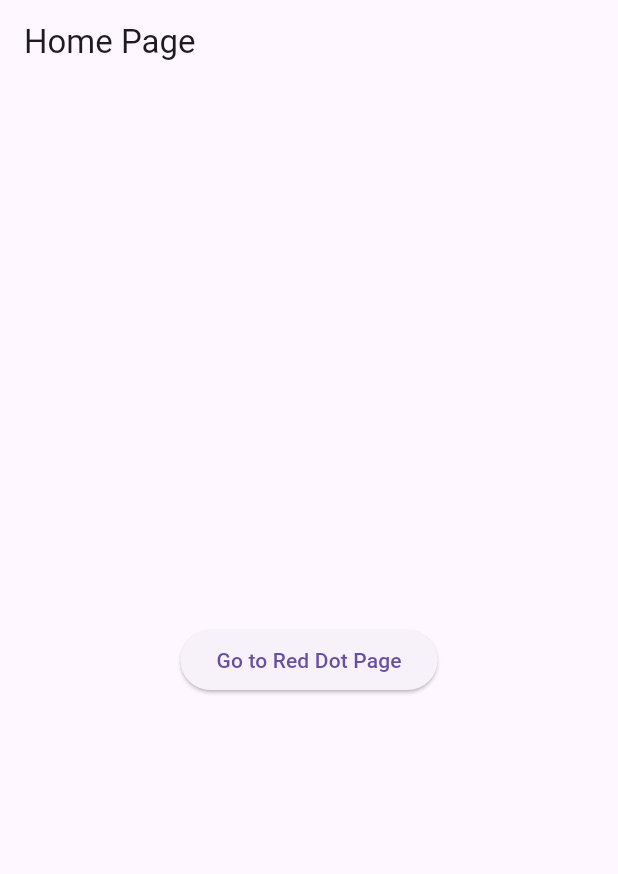
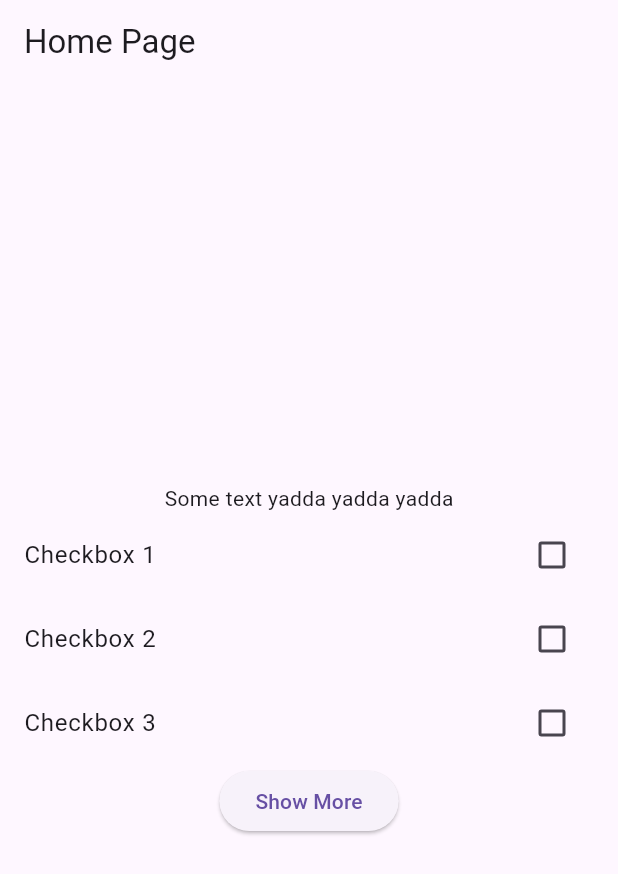
Before and after one commit to aigoncharov/iw-maradeurs-map, a Flutter app: the screen it shows after launch, on a phone screen of 412 x 824 dp. Shown: the top 874 px of the screen. Run offline on Flutter 3.47's test engine with Material 3 defaults, Android fonts, the phone set to English and light mode, and no system bars; our stand-ins replace flutter_blue_plus, flutter_svg; network calls fail.

Commit message:
add bullshit

```diff
--- a/app/maradeurs_map/lib/main.dart
+++ b/app/maradeurs_map/lib/main.dart
@@ -34,7 +34,16 @@ class MyApp extends StatelessWidget {
   }
 }
 
-class HomePage extends StatelessWidget {
+class HomePage extends StatefulWidget {
+  @override
+  _HomePageState createState() => _HomePageState();
+}
+
+class _HomePageState extends State<HomePage> {
+  bool showAdditionalWindow = false;
+  List<bool> initialCheckboxes = [false, false, false];
+  List<bool> additionalCheckboxes = [false, false, false];
+
   @override
   Widget build(BuildContext context) {
     return Scaffold(
@@ -42,7 +51,90 @@ class HomePage extends StatelessWidget {
         title: Text('Home Page'),
       ),
       body: Center(
-        child: ElevatedButton(
+        child: showAdditionalWindow
+            ? _buildAdditionalWindow()
+            : _buildInitialWindow(),
+      ),
+    );
+  }
+
+  Widget _buildInitialWindow() {
+    return Column(
+      mainAxisAlignment: MainAxisAlignment.center,
+      children: [
+        Text('Some text yadda yadda yadda'),
+        CheckboxListTile(
+          title: Text('Checkbox 1'),
+          value: initialCheckboxes[0],
+          onChanged: (bool? value) {
+            setState(() {
+              initialCheckboxes[0] = value!;
+            });
+          },
+        ),
+        CheckboxListTile(
+          title: Text('Checkbox 2'),
+          value: initialCheckboxes[1],
+          onChanged: (bool? value) {
+            setState(() {
+              initialCheckboxes[1] = value!;
+            });
+          },
+        ),
+        CheckboxListTile(
+          title: Text('Checkbox 3'),
+          value: initialCheckboxes[2],
+          onChanged: (bool? value) {
+            setState(() {
+              initialCheckboxes[2] = value!;
+            });
+          },
+        ),
+        ElevatedButton(
+          onPressed: () {
+            setState(() {
+              showAdditionalWindow = true;
+            });
+          },
+          child: Text('Show More'),
+        ),
+      ],
+    );
+  }
+
+  Widget _buildAdditionalWindow() {
+    return Column(
+      mainAxisAlignment: MainAxisAlignment.center,
+      children: [
+        Text('Additional text here'),
+        CheckboxListTile(
+          title: Text('Additional Checkbox 1'),
+          value: additionalCheckboxes[0],
+          onChanged: (bool? value) {
+            setState(() {
+              additionalCheckboxes[0] = value!;
+            });
+          },
+        ),
+        CheckboxListTile(
+          title: Text('Additional Checkbox 2'),
+          value: additionalCheckboxes[1],
+          onChanged: (bool? value) {
+            setState(() {
+              additionalCheckboxes[1] = value!;
+            });
+          },
+        ),
+        CheckboxListTile(
+          title: Text('Additional Checkbox 3'),
+          value: additionalCheckboxes[2],
+          onChanged: (bool? value) {
+            setState(() {
+              additionalCheckboxes[2] = value!;
+            });
+          },
+        ),
+        ElevatedButton(
           onPressed: () {
             Navigator.push(
               context,
@@ -51,29 +143,7 @@ class HomePage extends StatelessWidget {
           },
           child: Text('Go to Red Dot Page'),
         ),
-      ),
-    );
-  }
-}
-
-class SecondPage extends StatelessWidget {
-  @override
-  Widget build(BuildContext context) {
-    return Scaffold(
-      appBar: AppBar(
-        title: Text('Home Page'),
-      ),
-      body: Center(
-        child: ElevatedButton(
-          onPressed: () {
-            Navigator.push(
-              context,
-              MaterialPageRoute(builder: (context) => RedDotAnimation()),
-            );
-          },
-          child: Text('Go to Red Dot Page'),
-        ),
-      ),
+      ],
     );
   }
 }
@@ -122,9 +192,9 @@ class _RedDotAnimationState extends State<RedDotAnimation>
           // print('${(user['position']['x'] * 100000).round() % 10 * 3 + 100}');
           setState(() {
             _endPoint = Offset(
-                ((user['position']['x'] * 100000).round() % 10 * 12 + 70)
+                ((user['position']['x'].round() * 300)
                     .toDouble(),
-                ((user['position']['y'] * 100000).round() % 10 * 20 + 250)
+                ((user['position']['y'].round() * 500)
                     .toDouble());
             // (user['position']['x'] - 37) * 100, // 1 meter = 10
 
@@ -181,15 +251,6 @@ class _RedDotAnimationState extends State<RedDotAnimation>
                 );
               },
             ),
-            // ElevatedButton(
-            //   onPressed: () {
-            //     Navigator.push(
-            //       context,
-            //       MaterialPageRoute(builder: (context) => RedDotAnimation()),
-            //     );
-            //   },
-            //   child: Text('Go to Red Dot Page'),
-            // )
           ],
         ),
       ),
@@ -234,10 +295,7 @@ class BluetoothRssiReader {
         int rssi = await device.readRssi();
         print('RSSI ${device.advName}: $rssi dBm');
 
-        Map<String, dynamic> data = {
-          'id': device.advName,
-          'signal': rssi
-        };
+        Map<String, dynamic> data = {'id': device.advName, 'signal': rssi};
 
         sensors.add(data);
       } catch (e) {
@@ -272,7 +330,8 @@ class BluetoothService {
 
   void startScan() async {
     print('startScan');
-    var subscription = FlutterBluePlus.onScanResults.listen((results) async {
+    var subscription = FlutterBluePlus.onScanResults.listen(
+      (results) async {
         print('startScan -> scanning subscription call');
         List<BluetoothDevice> devices = [];
         for (ScanResult r in results) {
@@ -291,18 +350,22 @@ class BluetoothService {
 
     // Wait for Bluetooth enabled & permission granted
     // In your real app you should use `FlutterBluePlus.adapterState.listen` to handle all states
-    await FlutterBluePlus.adapterState.where((val) => val == BluetoothAdapterState.on).first;
-
+    await FlutterBluePlus.adapterState
+        .where((val) => val == BluetoothAdapterState.on)
+        .first;
 
     print('startScan -> adapter ready');
 
     // Start scanning w/ timeout
     // Optional: use `stopScan()` as an alternative to timeout
     FlutterBluePlus.startScan(
-        androidUsesFineLocation:true,
-      withNames:["MARADEUR1", "MARADEUR2", "MARADEUR3"], // *or* any of the specified names
-        timeout: Duration(seconds: 5)
-  );
+        androidUsesFineLocation: true,
+        withNames: [
+          "MARADEUR1",
+          "MARADEUR2",
+          "MARADEUR3"
+        ], // *or* any of the specified names
+        timeout: Duration(seconds: 5));
 
     print('startScan -> scanning...');
 
```
Lines whose indentation alone changed are shown as unchanged.
